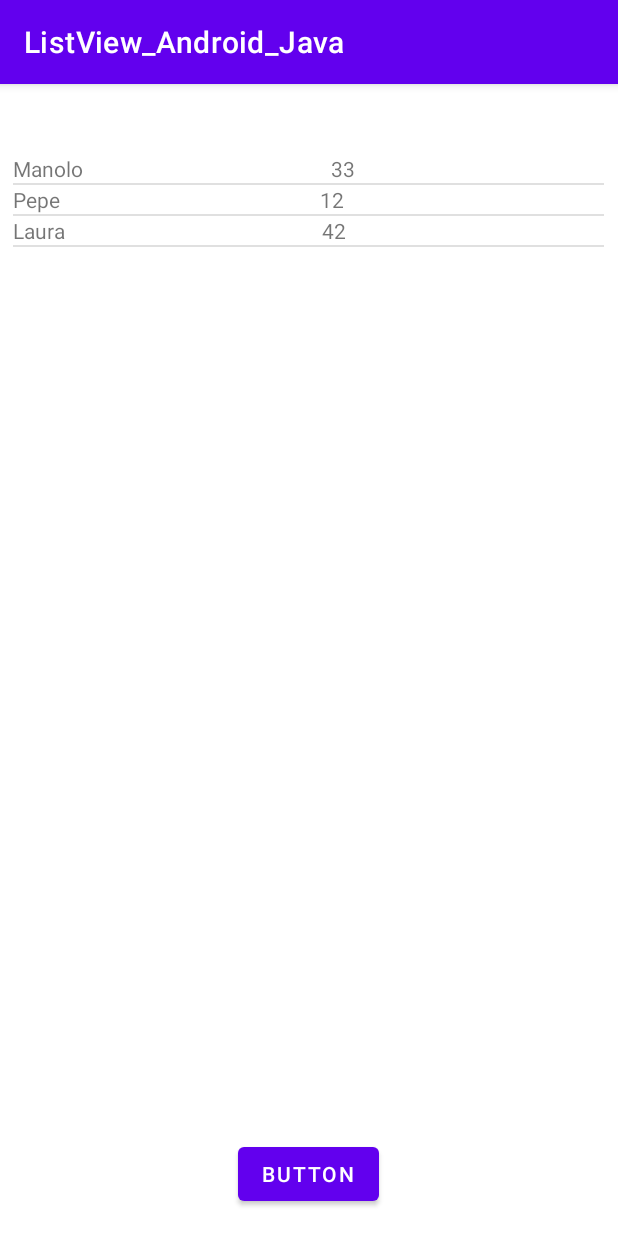
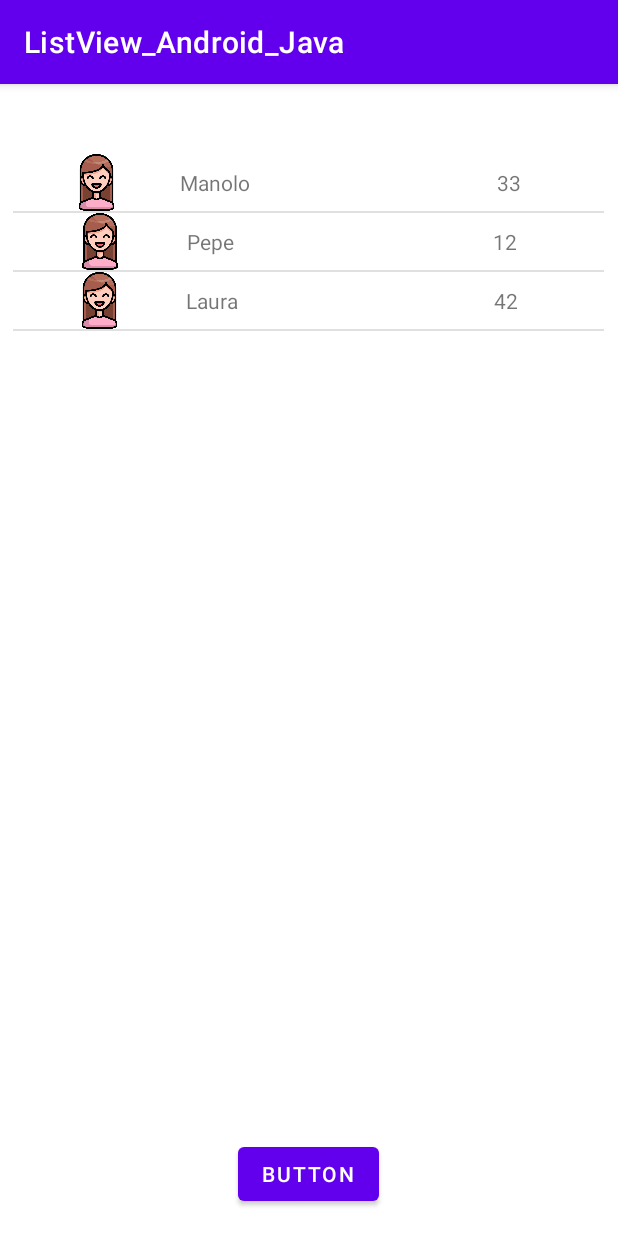
Before and after one commit to irenehernandezvelarde/ListView_Android_Java, an Android app: the screen it shows after launch (MainActivity), on a phone screen of 412 x 824 dp. Run offline under Robolectric (Android 15) with nearby library versions, the phone set to English and light mode, and no system bars.

Commit message:
//Add random to change images in getView function.

```diff
--- a/app/src/main/java/com/example/listview_android_java/MainActivity.java
+++ b/app/src/main/java/com/example/listview_android_java/MainActivity.java
@@ -11,6 +11,7 @@ import android.widget.*;
 import androidx.appcompat.app.AppCompatActivity;
 
 import java.util.ArrayList;
+import java.util.Random;
 
 public class MainActivity extends AppCompatActivity {
 
@@ -73,6 +74,12 @@ public class MainActivity extends AppCompatActivity {
                 // "Pintem" valors (també quan es refresca)
                 ((TextView) convertView.findViewById(R.id.nom)).setText(getItem(pos).nom);
                 ((TextView) convertView.findViewById(R.id.intents)).setText(Integer.toString(getItem(pos).intents));
+
+                //final ImageView personitas = findViewById(R.id.imagen);
+                int[] images = {R.drawable.hombre,R.drawable.mujer};
+                Random rand = new Random();
+                ImageView imagen = convertView.findViewById(R.id.imagen);
+                imagen.setImageResource(images[rand.nextInt(images.length)]);
                 return convertView;
             }
 
@@ -86,8 +93,8 @@ public class MainActivity extends AppCompatActivity {
         b.setOnClickListener(new View.OnClickListener() {
             @Override
             public void onClick(View v) {
+                for (int i=0;i<15;i++) {
 
-                for (int i=0;i<15;i++) {
                     int random1 = (int) (Math.random()*15)+1;
                     int random2 = (int) (Math.random()*15);
                     records.add(new Record(random1, listaPersonas.get(random2)));
--- a/app/src/main/res/layout/list_item.xml
+++ b/app/src/main/res/layout/list_item.xml
@@ -1,19 +1,30 @@
 <?xml version="1.0" encoding="utf-8"?>
 <LinearLayout xmlns:android="http://schemas.android.com/apk/res/android"
+    xmlns:app="http://schemas.android.com/apk/res-auto"
     android:layout_width="match_parent"
     android:layout_height="match_parent">
+
+    <ImageView
+        android:id="@+id/imagen"
+        android:layout_width="1dp"
+        android:layout_height="38dp"
+        android:layout_weight="1"
+        app:srcCompat="@drawable/hombre" />
 
     <TextView
         android:id="@+id/nom"
         android:layout_width="wrap_content"
-        android:layout_height="wrap_content"
+        android:layout_height="38dp"
         android:layout_weight="1"
-        android:text="TextView" />
+        android:gravity="center"
+        android:text="TextView"
+        android:textAlignment="textStart" />
 
     <TextView
         android:id="@+id/intents"
         android:layout_width="wrap_content"
-        android:layout_height="wrap_content"
+        android:layout_height="38dp"
         android:layout_weight="1"
+        android:gravity="center"
         android:text="TextView" />
 </LinearLayout>
```
Also changed, not shown: app/src/main/res/drawable/hombre.png (added), app/src/main/res/drawable/mujer.png (added).
